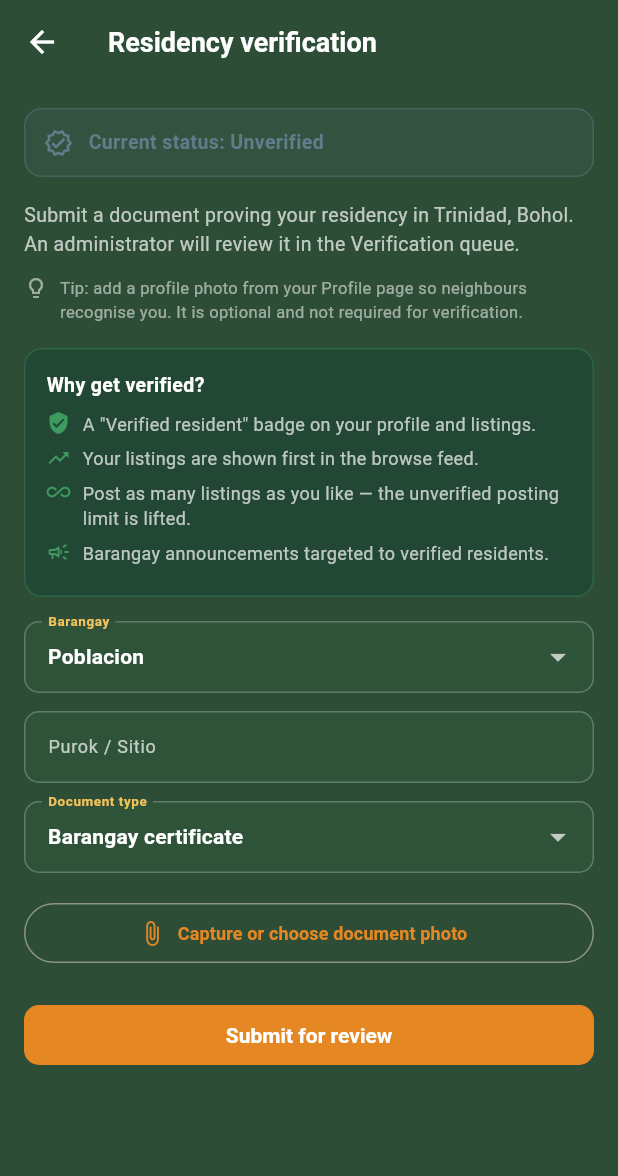
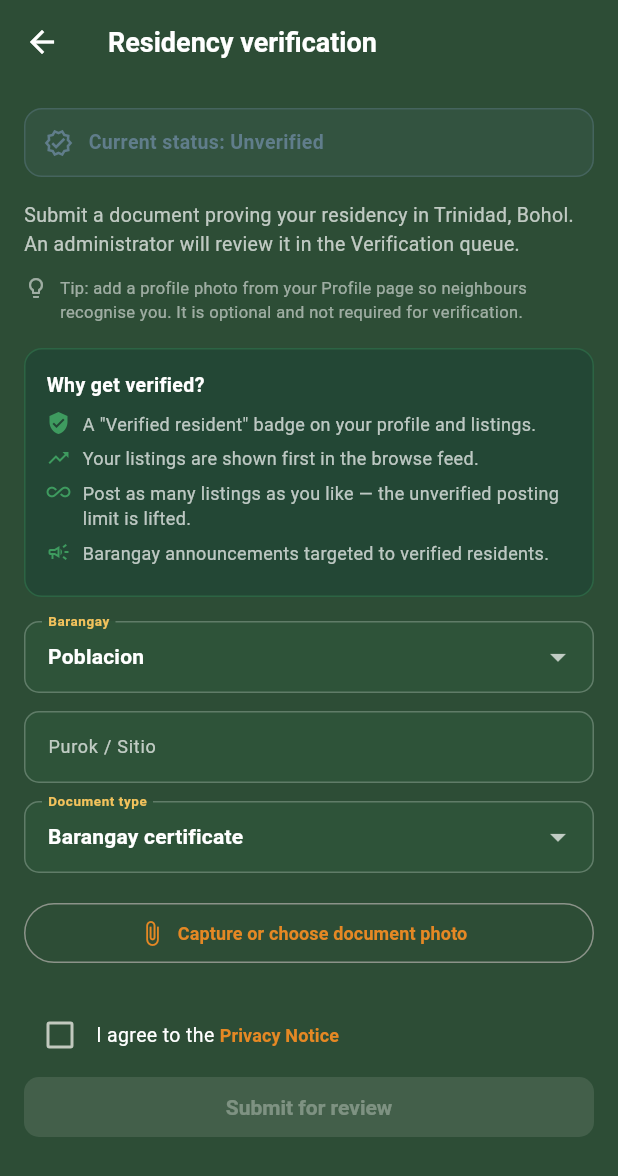
Before and after one commit to apexpredator20050904/CBLREP, a Flutter app: the VerificationScreen screen opened directly, on a phone screen of 412 x 824 dp. Shown: the top 1176 px of the screen. Run offline on Flutter 3.47's test engine with Material 3 defaults, Android fonts, the phone set to English and light mode, and no system bars; our stand-ins replace dio, file_picker, firebase_core, firebase_messaging, flutter_local_notifications, flutter_map and 8 more; accounts and stored records are empty; network calls fail.

Commit message:
feat: require privacy consent and bump app version
Co-authored-by: Copilot <223556219+Copilot@users.noreply.github.com>

```diff
--- a/lib/core/api_service.dart
+++ b/lib/core/api_service.dart
@@ -490,6 +490,7 @@ class ApiService {
     required String barangay,
     required String purokSitio,
     required String password,
+    required bool privacyConsent,
   }) async {
     return Map<String, dynamic>.from(await _request(_dio.post('/register', data: {
       'fullName': fullName,
@@ -497,6 +498,7 @@ class ApiService {
       'barangay': barangay,
       'purok_sitio': purokSitio,
       'password': password,
+      'privacy_consent': privacyConsent,
     })) as Map);
   }
 
@@ -710,6 +712,7 @@ class ApiService {
     required String purokSitio,
     required String documentType,
     required File document,
+    required bool privacyConsent,
   }) async {
     return Map<String, dynamic>.from(await _request(_dio.post(
       '/verification',
@@ -718,6 +721,7 @@ class ApiService {
         'purok_sitio': purokSitio,
         'document_type': documentType,
         'document': await MultipartFile.fromFile(document.path),
+        'privacy_consent': privacyConsent ? '1' : '0',
       }),
     )) as Map);
   }
--- a/lib/screens/verification_screen.dart
+++ b/lib/screens/verification_screen.dart
@@ -7,6 +7,7 @@ import '../core/api_service.dart';
 import '../core/feedback.dart';
 import '../providers/auth_provider.dart';
 import '../theme/cblrep_theme.dart';
+import 'content_page_screen.dart';
 
 class VerificationScreen extends StatefulWidget {
   const VerificationScreen({super.key});
@@ -26,6 +27,7 @@ class _VerificationScreenState extends State<VerificationScreen> {
   String documentType = 'Barangay certificate';
   File? document;
   bool submitting = false;
+  bool privacyConsent = false;
 
   @override
   void initState() {
@@ -65,6 +67,7 @@ class _VerificationScreenState extends State<VerificationScreen> {
   }
 
   Future<void> submit() async {
+    if (!privacyConsent) return;
     if (document == null) {
       Feedback.info(context, 'Choose or capture a residency document first.');
       return;
@@ -76,7 +79,12 @@ class _VerificationScreenState extends State<VerificationScreen> {
     setState(() => submitting = true);
     try {
       await ApiService.instance.submitVerification(
-          barangay: barangay, purokSitio: purok.text.trim(), documentType: documentType, document: document!);
+        barangay: barangay,
+        purokSitio: purok.text.trim(),
+        documentType: documentType,
+        document: document!,
+        privacyConsent: privacyConsent,
+      );
       if (!mounted) return;
       // Pull the new `pending` status so the profile badge updates at once.
       await context.read<AuthProvider>().refreshVerification();
@@ -138,7 +146,32 @@ class _VerificationScreenState extends State<VerificationScreen> {
         const SizedBox(height: 16),
         OutlinedButton.icon(onPressed: chooseDocument, icon: const Icon(Icons.attach_file), label: Text(document == null ? 'Capture or choose document photo' : 'Document selected')),
         const SizedBox(height: 20),
-        FilledButton(onPressed: submitting ? null : submit, child: Text(submitting ? 'Submitting…' : 'Submit for review')),
+        Row(
+          children: [
+            Checkbox(
+              value: privacyConsent,
+              onChanged: (value) => setState(() => privacyConsent = value ?? false),
+            ),
+            const Text('I agree to the '),
+            TextButton(
+              onPressed: () => Navigator.of(context).push(
+                MaterialPageRoute<void>(
+                  builder: (_) => const ContentPageScreen(slug: 'privacy-notice'),
+                ),
+              ),
+              style: TextButton.styleFrom(
+                padding: EdgeInsets.zero,
+                minimumSize: Size.zero,
+                tapTargetSize: MaterialTapTargetSize.shrinkWrap,
+              ),
+              child: const Text('Privacy Notice'),
+            ),
+          ],
+        ),
+        FilledButton(
+          onPressed: submitting || !privacyConsent ? null : submit,
+          child: Text(submitting ? 'Submitting…' : 'Submit for review'),
+        ),
       ]),
     );
   }
--- a/pubspec.yaml
+++ b/pubspec.yaml
@@ -23,7 +23,7 @@ publish_to: 'none' # Remove this line if you wish to publish to pub.dev
 # 1.5.0 — redesigned home feed (localized hero, sticky search + filters,
 # realistic resource cards, shimmer skeletons) and the community safety
 # reporting system (report a posting or a member).
-version: 1.5.5+10
+version: 1.5.6+11
 
 environment:
   sdk: ^3.12.2
```
Also changed, not shown: lib/providers/auth_provider.dart (+9 -1 lines), lib/screens/register_screen.dart (+27 -1 lines), 1 other file.
